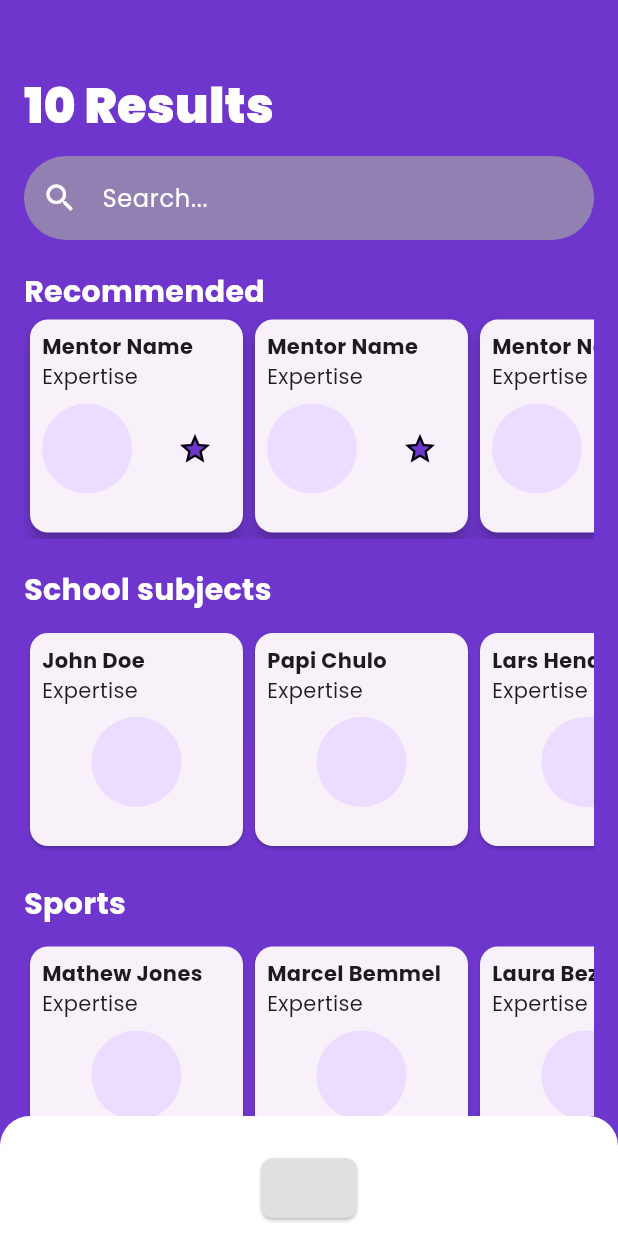
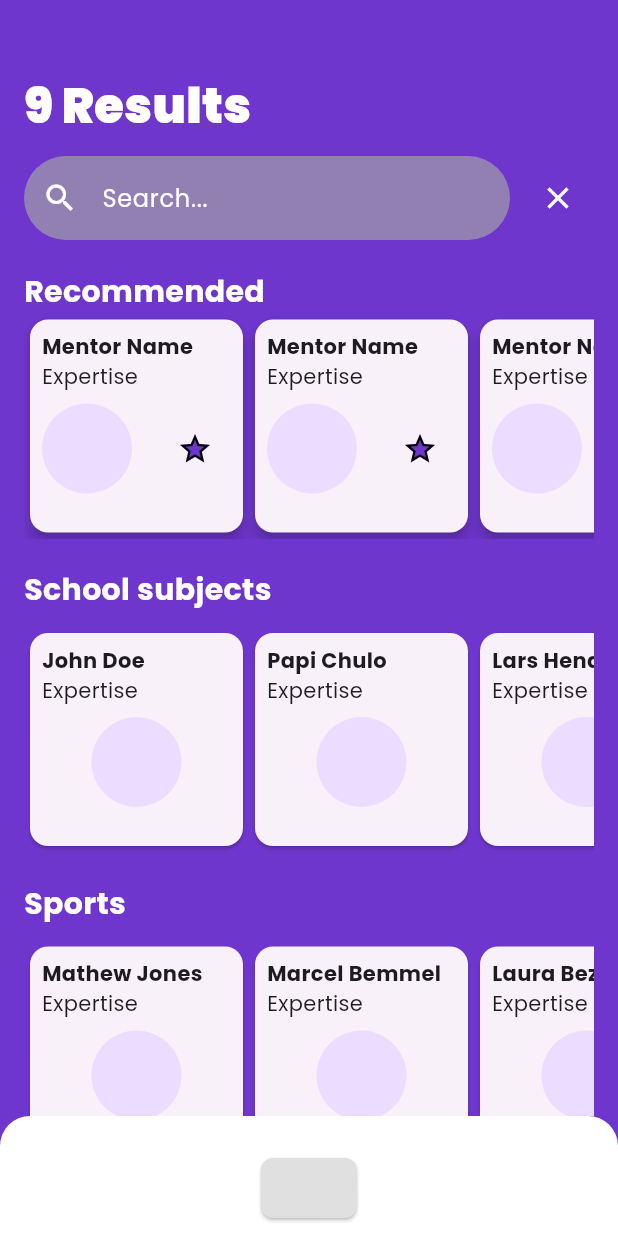
Before and after one commit to CeCilio42/mentor_me, a Flutter app: the ResultsScreen screen opened directly, on a phone screen of 412 x 824 dp. Run offline on Flutter 3.47's test engine with Material 3 defaults, Android fonts, the phone set to English and light mode, and no system bars; our stand-ins replace google_fonts.

Commit message:
made some good changes

```diff
--- a/lib/result_screen.dart
+++ b/lib/result_screen.dart
@@ -1,8 +1,8 @@
 import 'package:flutter/material.dart';
 import 'package:google_fonts/google_fonts.dart';
-import 'chat_screen.dart'; // Import chat screen
+import 'chat_screen.dart';
 
-class ResultsScreen extends StatefulWidget { // Changed to StatefulWidget
+class ResultsScreen extends StatefulWidget {
   const ResultsScreen({super.key});
 
   @override
@@ -10,7 +10,8 @@ class ResultsScreen extends StatefulWidget { // Changed to StatefulWidget
 }
 
 class _ResultsScreenState extends State<ResultsScreen> {
-  bool _isExpanded = false; // Add _isExpanded state
+  bool _isExpanded = false;
+  final TextEditingController _searchController = TextEditingController();
 
   @override
   Widget build(BuildContext context) {
@@ -25,7 +26,7 @@ class _ResultsScreenState extends State<ResultsScreen> {
               const Padding(
                 padding: EdgeInsets.only(top: 32.0),
                 child: Text(
-                  '10 Results',
+                  '9 Results',
                   style: TextStyle(
                     fontSize: 32,
                     fontWeight: FontWeight.w900,
@@ -34,7 +35,11 @@ class _ResultsScreenState extends State<ResultsScreen> {
                 ),
               ),
               const SizedBox(height: 10),
-              TextField(
+              Row(
+                children: [
+                  Expanded(
+                    child: TextField(
+                      controller: _searchController,
                       decoration: InputDecoration(
                         hintText: 'Search...',
                         hintStyle: const TextStyle(color: Colors.white),
@@ -46,6 +51,16 @@ class _ResultsScreenState extends State<ResultsScreen> {
                         filled: true,
                         fillColor: const Color(0xFF9380B3),
                       ),
+                    ),
+                  ),
+                  const SizedBox(width: 8),
+                  IconButton(
+                    onPressed: () {
+                      Navigator.pop(context); // Go back to main.dart
+                    },
+                    icon: const Icon(Icons.close, color: Colors.white),
+                  ),
+                ],
               ),
               const SizedBox(height: 20),
               const Text('Recommended',
@@ -72,7 +87,7 @@ class _ResultsScreenState extends State<ResultsScreen> {
           ),
         ),
       ),
-      bottomNavigationBar: GestureDetector( // Added bottom navigation bar
+      bottomNavigationBar: GestureDetector(
         onTap: () {
           setState(() {
             _isExpanded = !_isExpanded;
@@ -120,7 +135,6 @@ class _ResultsScreenState extends State<ResultsScreen> {
     );
   }
 
-  // ... (rest of the buildMentorCard, buildCategorySection, buildCategoryItem code remains the same)
   Widget buildMentorCard() {
     int rating = 1;
 
```
Lines whose indentation alone changed are shown as unchanged.
